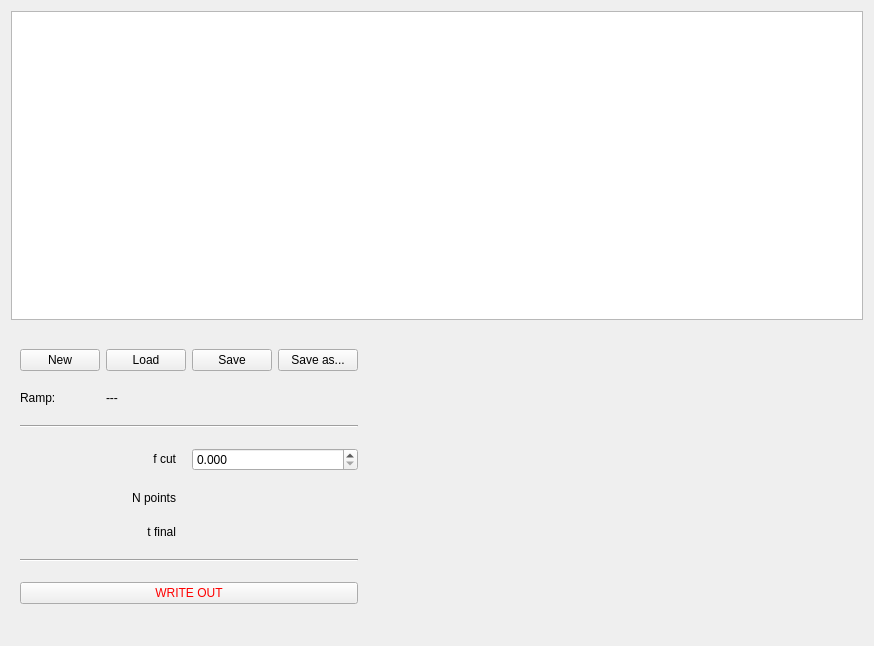
Old version of the form gui/designer/rampgendialog.ui in the repository artufaro/exp-control.
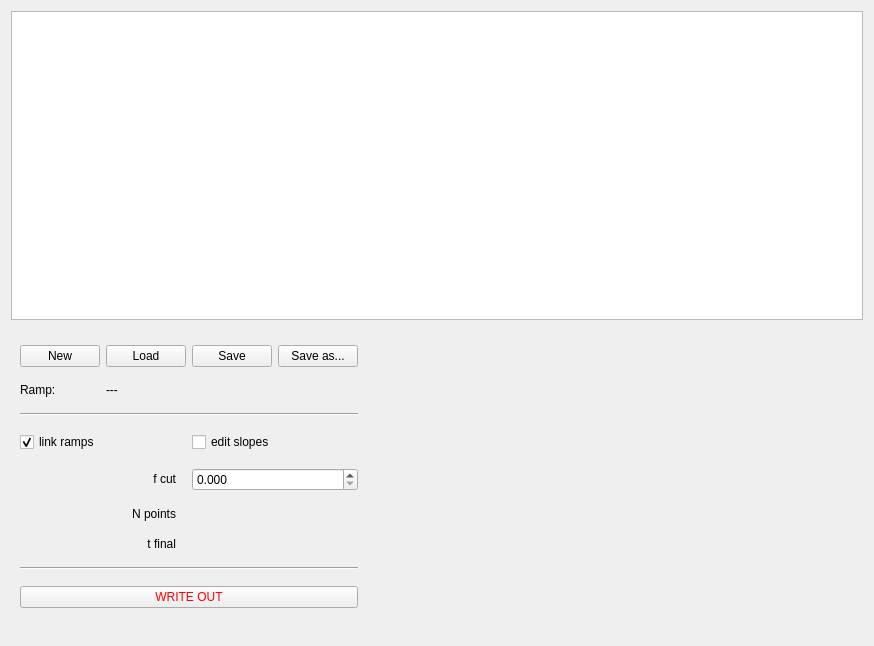
New version of the form.

Commit message: Add edit slope feature. Add join ramp feature, but still buggy

The edit to the form file:
```diff
--- a/gui/designer/rampgendialog.ui
+++ b/gui/designer/rampgendialog.ui
@@ -52,7 +52,7 @@
           </property>
          </widget>
         </item>
-        <item row="3" column="2" colspan="2">
+        <item row="6" column="2" colspan="2">
          <widget class="QDoubleSpinBox" name="fcutDoubleSpinBox">
           <property name="decimals">
            <number>3</number>
@@ -65,7 +65,7 @@
           </property>
          </widget>
         </item>
-        <item row="2" column="0" colspan="4">
+        <item row="3" column="0" colspan="4">
          <widget class="Line" name="line">
           <property name="orientation">
            <enum>Qt::Horizontal</enum>
@@ -85,7 +85,7 @@
           </property>
          </widget>
         </item>
-        <item row="3" column="0" colspan="2">
+        <item row="6" column="0" colspan="2">
          <widget class="QLabel" name="fcutLabel">
           <property name="sizePolicy">
            <sizepolicy hsizetype="Preferred" vsizetype="Fixed">
@@ -134,7 +134,7 @@
           </property>
          </widget>
         </item>
-        <item row="4" column="0" colspan="2">
+        <item row="7" column="0" colspan="2">
          <widget class="QLabel" name="npointsFormLabel">
           <property name="sizePolicy">
            <sizepolicy hsizetype="Preferred" vsizetype="Fixed">
@@ -153,7 +153,7 @@
           </property>
          </widget>
         </item>
-        <item row="7" column="0" colspan="4">
+        <item row="10" column="0" colspan="4">
          <widget class="QPushButton" name="writeOutPushButton">
           <property name="styleSheet">
            <string notr="true">QPushButton{color: red;}
@@ -167,21 +167,21 @@
           </property>
          </widget>
         </item>
-        <item row="6" column="0" colspan="4">
+        <item row="9" column="0" colspan="4">
          <widget class="Line" name="line_2">
           <property name="orientation">
            <enum>Qt::Horizontal</enum>
           </property>
          </widget>
         </item>
-        <item row="4" column="2" colspan="2">
+        <item row="7" column="2" colspan="2">
          <widget class="QLabel" name="npointsLabel">
           <property name="text">
            <string/>
           </property>
          </widget>
         </item>
-        <item row="5" column="0" colspan="2">
+        <item row="8" column="0" colspan="2">
          <widget class="QLabel" name="tfinalFormLabel">
           <property name="sizePolicy">
            <sizepolicy hsizetype="Preferred" vsizetype="Fixed">
@@ -200,7 +200,7 @@
           </property>
          </widget>
         </item>
-        <item row="5" column="2" colspan="2">
+        <item row="8" column="2" colspan="2">
          <widget class="QLabel" name="tfinalLabel">
           <property name="sizePolicy">
            <sizepolicy hsizetype="Preferred" vsizetype="Fixed">
@@ -213,6 +213,23 @@
           </property>
          </widget>
         </item>
+        <item row="5" column="0" colspan="2">
+         <widget class="QCheckBox" name="linkRampsCheckBox">
+          <property name="text">
+           <string>link ramps</string>
+          </property>
+          <property name="checked">
+           <bool>true</bool>
+          </property>
+         </widget>
+        </item>
+        <item row="5" column="2" colspan="2">
+         <widget class="QCheckBox" name="editSlopesCheckBox">
+          <property name="text">
+           <string>edit slopes</string>
+          </property>
+         </widget>
+        </item>
        </layout>
       </widget>
      </item>
```
The commit also changes 2 other files.
